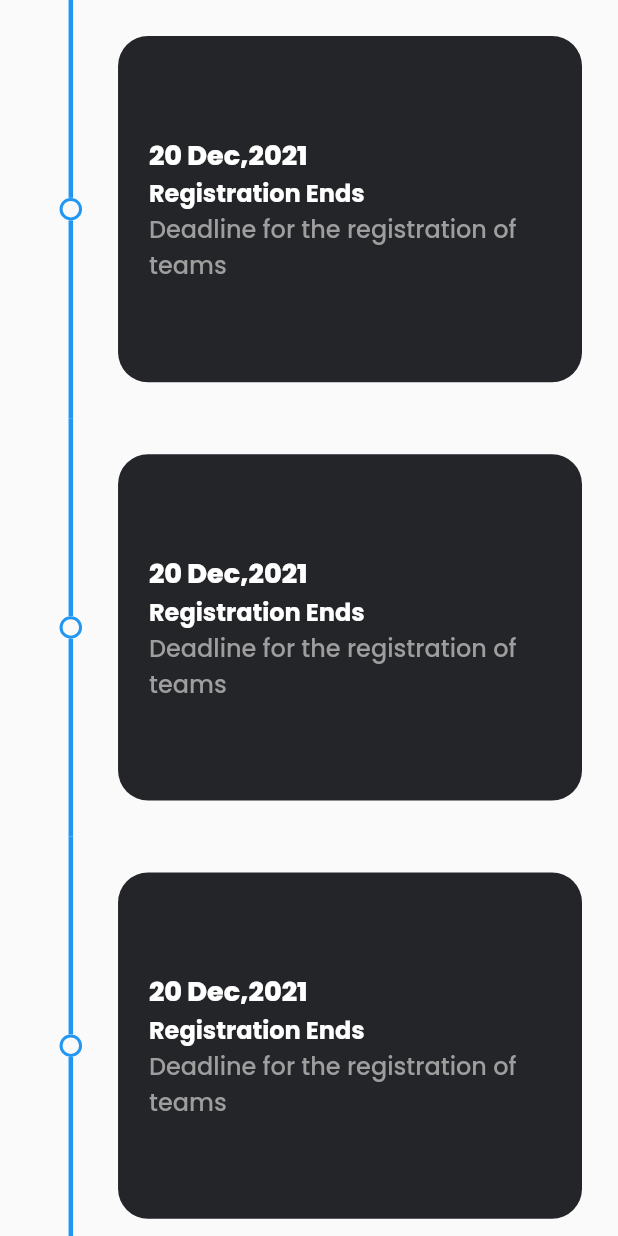
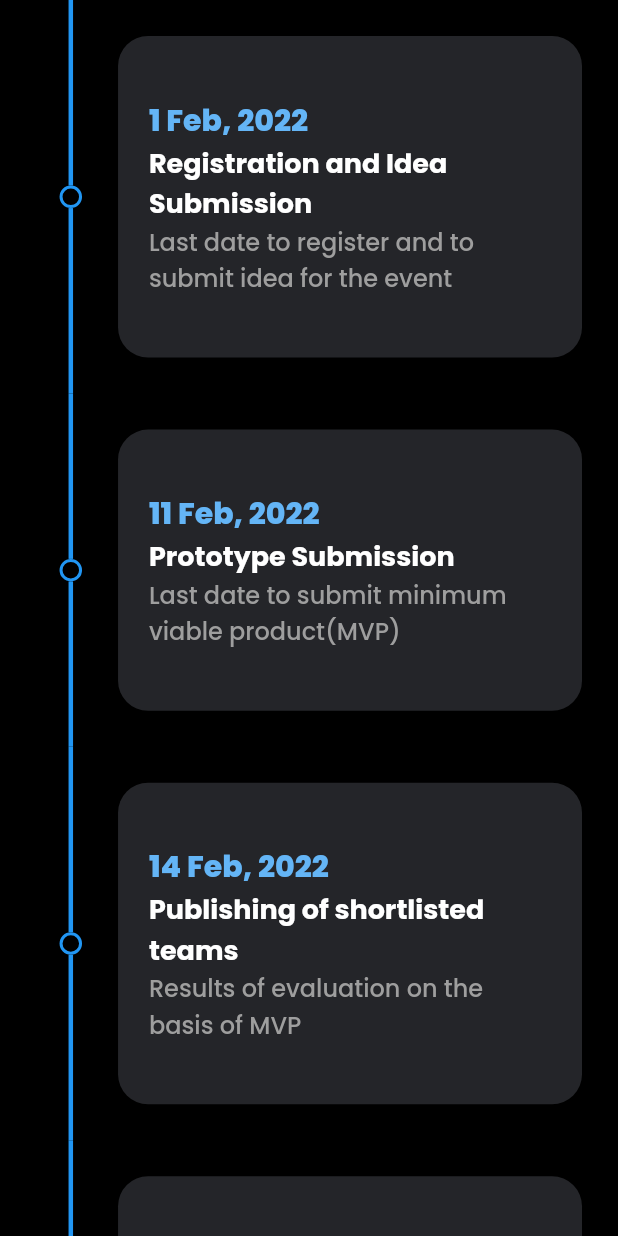
Before and after one commit to cloneartist/beach-hack-website-2022, a Flutter app: what test() shows on an empty page, opened directly, on a phone screen of 412 x 824 dp. Run offline on Flutter 3.47's test engine with Material 2 defaults, Android fonts, the light colour scheme and no system bars; drawn by our look-alikes of timelines; our stand-ins replace auto_size_text, carousel_slider, lottie, transparent_image; network calls fail.

Commit message:
final changes

```diff
--- a/lib/routes/navbar.dart
+++ b/lib/routes/navbar.dart
@@ -33,10 +33,8 @@
             Row(mainAxisAlignment: MainAxisAlignment.spaceBetween, children: [
           Padding(
             padding: EdgeInsets.symmetric(horizontal: 32),
-            child: FadeInImage.assetNetwork(
-              image:
-                  "https://firebasestorage.googleapis.com/v0/b/beach-hack-4.appspot.com/o/LOGO_BH_LIGHT.png?alt=media&token=b2ba8a6b-cae3-4016-8444-7d16f92c7859",
-              placeholder: "assets/images/load_gif.gif",
+            child: Image.network(
+              "https://firebasestorage.googleapis.com/v0/b/beach-hack-4.appspot.com/o/LOGO_BH_LIGHT.png?alt=media&token=b2ba8a6b-cae3-4016-8444-7d16f92c7859",
               fit: BoxFit.contain,
             ),
           ),
--- a/lib/test.dart
+++ b/lib/test.dart
@@ -3,42 +3,38 @@
 import 'package:timelines/timelines.dart';
 
 class test extends StatelessWidget {
-  var logos = [
-    "https://firebasestorage.googleapis.com/v0/b/beach-hack-4.appspot.com/o/LOGO_Dark.png?alt=media&token=762105dc-64db-4466-980f-c13497708121",
-    "https://firebasestorage.googleapis.com/v0/b/beach-hack-4.appspot.com/o/LOGO_BH_LIGHT.png?alt=media&token=b2ba8a6b-cae3-4016-8444-7d16f92c7859",
-    "https://firebasestorage.googleapis.com/v0/b/beach-hack-4.appspot.com/o/CodeLogo.png?alt=media&token=f67ca9bb-6232-40bd-96ae-66b3005d934b",
-    "https://firebasestorage.googleapis.com/v0/b/beach-hack-4.appspot.com/o/christ_logo.png?alt=media&token=965df78c-9dda-47a9-bb8c-8a1b00b690d7",
-  ];
-
   @override
   Widget build(BuildContext context) {
     var screenWidth = MediaQuery.of(context).size.width;
     var screenHeight = MediaQuery.of(context).size.height;
-    // return Material(
-    //   child: Timeline.tileBuilder(
 
-    //     builder: TimelineTileBuilder.fromStyle(
-    //       contentsAlign: ContentsAlign.basic,
-    //       indicatorStyle: IndicatorStyle.outlined,
+    var dates = [
+      "1 Feb, 2022",
+      // "4 Feb, 2022",
+      "11 Feb, 2022",
+      "14 Feb, 2022",
+      "18 Feb, 2022",
+      "19 Feb, 2022"
+    ];
 
-    //       contentsBuilder: (context, index) => Padding(
-    //         padding: const EdgeInsets.all(24.0),
-    //         child: Container(
-    //           width: screenWidth,
-    //           height: 20,
-    //           color: Colors.black,
-    //           child: Text(
-    //             'Timeline Event $index',
-    //             style: TextStyle(color: Colors.black),
-    //           ),
-    //         ),
-    //       ),
-    //       itemCount: 10,
-    //     ),
-    //   ),
-    // );
+    var titles = [
+      "Registration and Idea Submission",
+      "Prototype Submission",
+      "Publishing of shortlisted teams",
+      "Inaugural ceremony and hackathon begins",
+      "Concluding ceremony"
+    ];
+
+    var description = [
+      "Last date to register and to submit idea for the event",
+      "Last date to submit minimum viable product(MVP)",
+      "Results of evaluation on the basis of MVP",
+      "Marks the starting of 24-hour hackathon",
+      "Final presentation and prize distribution"
+    ];
 
     return Material(
+      color: Colors.black,
       child: Timeline.tileBuilder(
         theme: TimelineThemeData(
           nodePosition: 0.1,
@@ -54,7 +50,9 @@
         builder: TimelineTileBuilder.fromStyle(
           contentsAlign: ContentsAlign.basic,
           indicatorStyle: IndicatorStyle.outlined,
-          contentsBuilder: (context, index) => Padding(
+          contentsBuilder: (context, index) {
+            print(index.toString());
+            return Padding(
               padding: const EdgeInsets.all(24.0),
               child: Container(
                 decoration: BoxDecoration(
@@ -65,32 +63,32 @@
                 child: Padding(
                   padding: EdgeInsets.fromLTRB(
                       screenWidth * 0.05,
-                    screenHeight * 0.08,
+                      screenHeight * 0.05,
                       screenWidth * 0.05,
-                    screenHeight * 0.08),
+                      screenHeight * 0.05),
                   child: Column(
                     crossAxisAlignment: CrossAxisAlignment.start,
                     children: [
                       Text(
-                      '20 Dec,2021',
+                        dates[index],
+                        style: TextStyle(
+                          color: Colors.blue[300],
+                          fontFamily: "Poppins",
+                          fontWeight: FontWeight.w800,
+                          fontSize: 20,
+                        ),
+                      ),
+                      Text(
+                        titles[index],
                         style: TextStyle(
                           color: Colors.white,
                           fontFamily: "Poppins",
-                        fontWeight: FontWeight.w800,
+                          fontWeight: FontWeight.w700,
                           fontSize: 18,
                         ),
                       ),
                       Text(
-                      'Registration Ends',
-                      style: TextStyle(
-                        color: Colors.white,
-                        fontFamily: "Poppins",
-                        fontWeight: FontWeight.w700,
-                        fontSize: 16,
-                      ),
-                    ),
-                    Text(
-                      'Deadline for the registration of teams',
+                        description[index],
                         style: TextStyle(
                           color: Colors.grey,
                           fontFamily: "Poppins",
@@ -102,8 +100,9 @@
                   ),
                 ),
               ),
-          ),
-          itemCount: 10,
+            );
+          },
+          itemCount: 5,
         ),
       ),
     );
```
Also changed, not shown: lib/MobilePage.dart (+130 -0 lines), lib/pages/events.dart (+4 -5 lines). Lines whose indentation alone changed are shown as unchanged.
